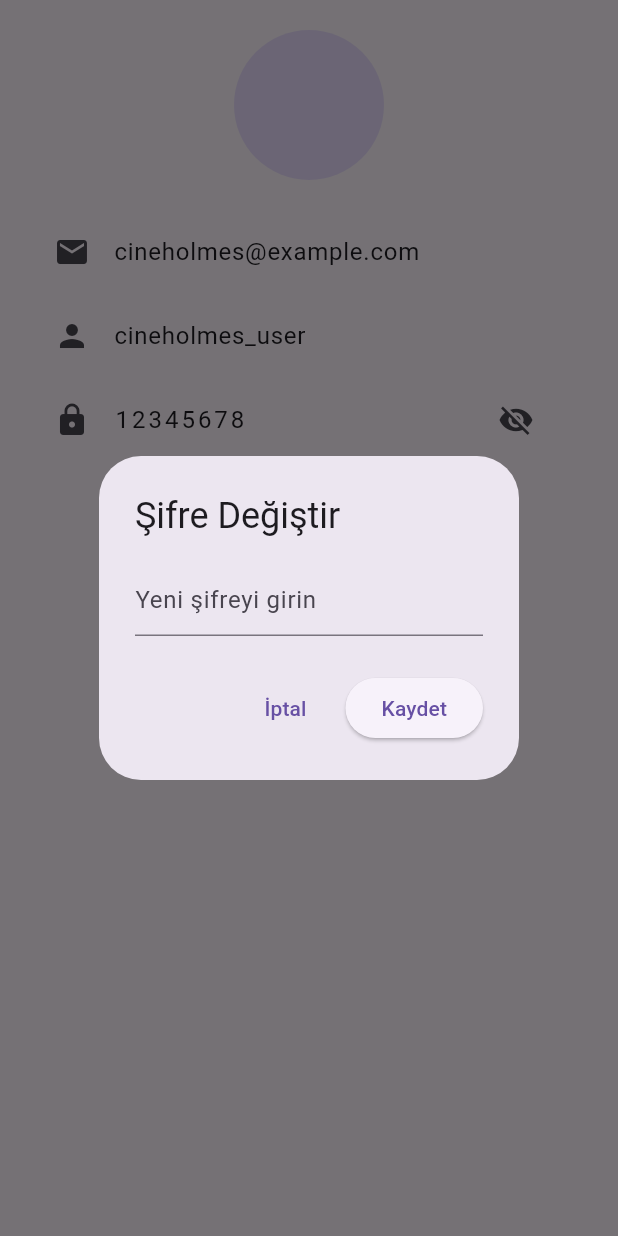
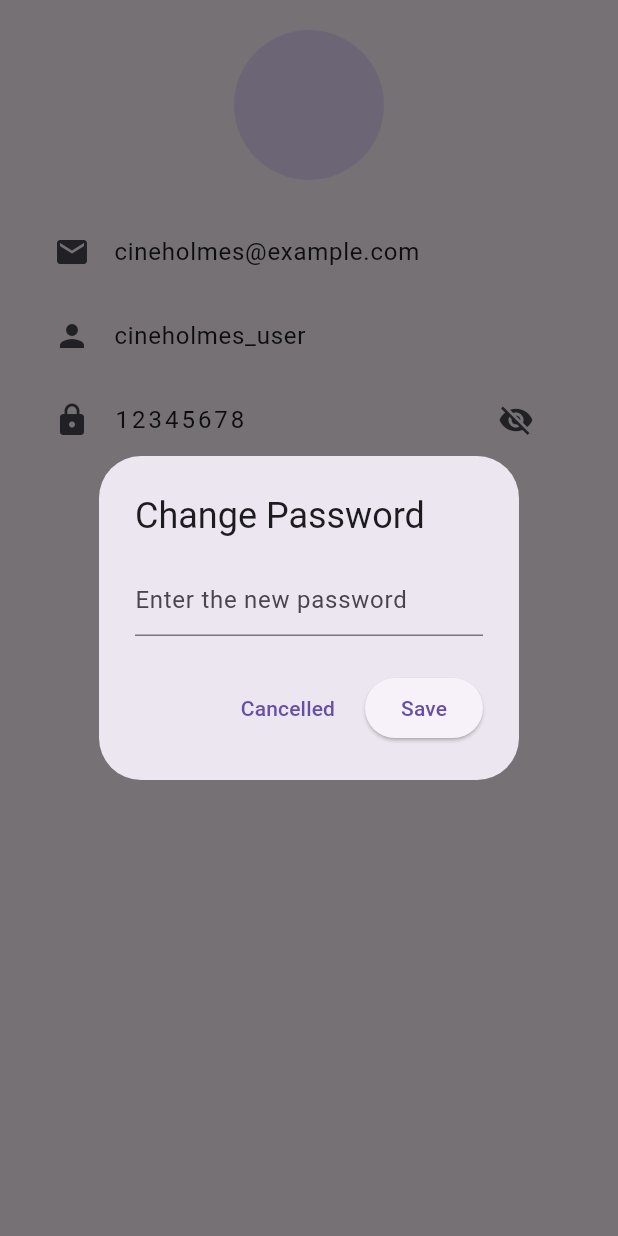
Before and after one commit to denizef00/CineHolmes, a Flutter app: the ProfilePage widget shown alone on an empty page, opened directly, after a tap on the "visibility" icon, after a tap on "12345678", on a phone screen of 412 x 824 dp. Run offline on Flutter 3.47's test engine with Material 3 defaults, Android fonts, the phone set to English and light mode, and no system bars; our stand-ins replace firebase_auth, firebase_core, font_awesome_flutter; accounts and stored records are empty; network calls fail.

```diff
--- a/lib/main.dart
+++ b/lib/main.dart
@@ -16,7 +16,7 @@ class MyApp extends StatelessWidget {
   Widget build(BuildContext context) {
     return MaterialApp(
       debugShowCheckedModeBanner: false,
-      title: 'Login Demo',
+      title: 'LOGIN',
       home: LoginPage(),
     );
   }
--- a/lib/pages/profile_page.dart
+++ b/lib/pages/profile_page.dart
@@ -12,7 +12,8 @@ class _ProfilePageState extends State<ProfilePage> {
 
   String email = "cineholmes@example.com";
   String username = "cineholmes_user";
-  String password = "12345678"; // örnek, gerçek projede güvenli şekilde tutulmalı
+  String password =
+      "12345678"; // örnek, gerçek projede güvenli şekilde tutulmalı
 
   @override
   Widget build(BuildContext context) {
@@ -23,21 +24,18 @@ class _ProfilePageState extends State<ProfilePage> {
           // Profil fotoğrafı
           CircleAvatar(
             radius: 50,
-            backgroundImage: AssetImage('assets/profile_placeholder.png'), // placeholder resim
+            backgroundImage: AssetImage(
+              //stock pp eklenmeli
+              'assets/images/baseapp.png',
+            ), // placeholder resim
           ),
           const SizedBox(height: 20),
 
           // Mail
-          ListTile(
-            leading: const Icon(Icons.email),
-            title: Text(email),
-          ),
+          ListTile(leading: const Icon(Icons.email), title: Text(email)),
 
           // Username
-          ListTile(
-            leading: const Icon(Icons.person),
-            title: Text(username),
-          ),
+          ListTile(leading: const Icon(Icons.person), title: Text(username)),
 
           // Şifre
           ListTile(
@@ -53,7 +51,9 @@ class _ProfilePageState extends State<ProfilePage> {
               ),
             ),
             trailing: IconButton(
-              icon: Icon(_obscurePassword ? Icons.visibility : Icons.visibility_off),
+              icon: Icon(
+                _obscurePassword ? Icons.visibility : Icons.visibility_off,
+              ),
               onPressed: () {
                 setState(() {
                   _obscurePassword = !_obscurePassword;
@@ -71,20 +71,18 @@ class _ProfilePageState extends State<ProfilePage> {
     showDialog(
       context: context,
       builder: (context) => AlertDialog(
-        title: const Text("Şifre Değiştir"),
+        title: const Text("Change Password"),
         content: TextField(
           obscureText: true,
           onChanged: (value) {
             newPassword = value;
           },
-          decoration: const InputDecoration(
-            hintText: "Yeni şifreyi girin",
-          ),
+          decoration: const InputDecoration(hintText: "Enter the new password"),
         ),
         actions: [
           TextButton(
             onPressed: () => Navigator.pop(context),
-            child: const Text("İptal"),
+            child: const Text("Cancelled"),
           ),
           ElevatedButton(
             onPressed: () {
@@ -96,7 +94,7 @@ class _ProfilePageState extends State<ProfilePage> {
               }
               Navigator.pop(context);
             },
-            child: const Text("Kaydet"),
+            child: const Text("Save"),
           ),
         ],
       ),
```
Also changed, not shown: assets/images/basepp.png (added).
